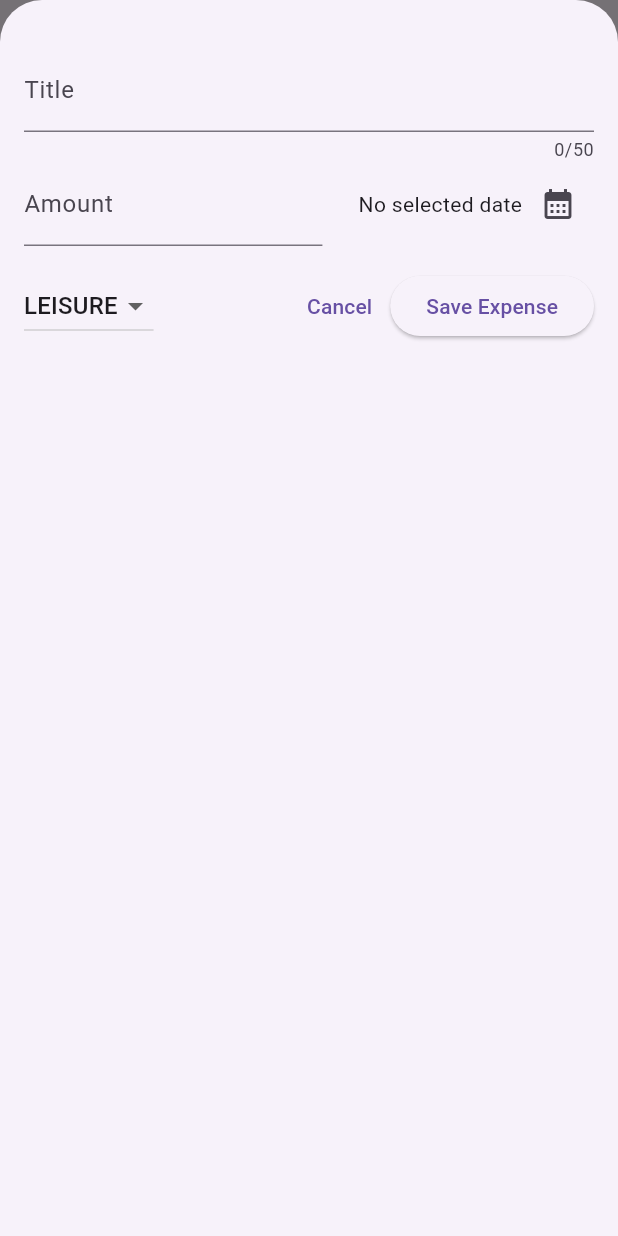
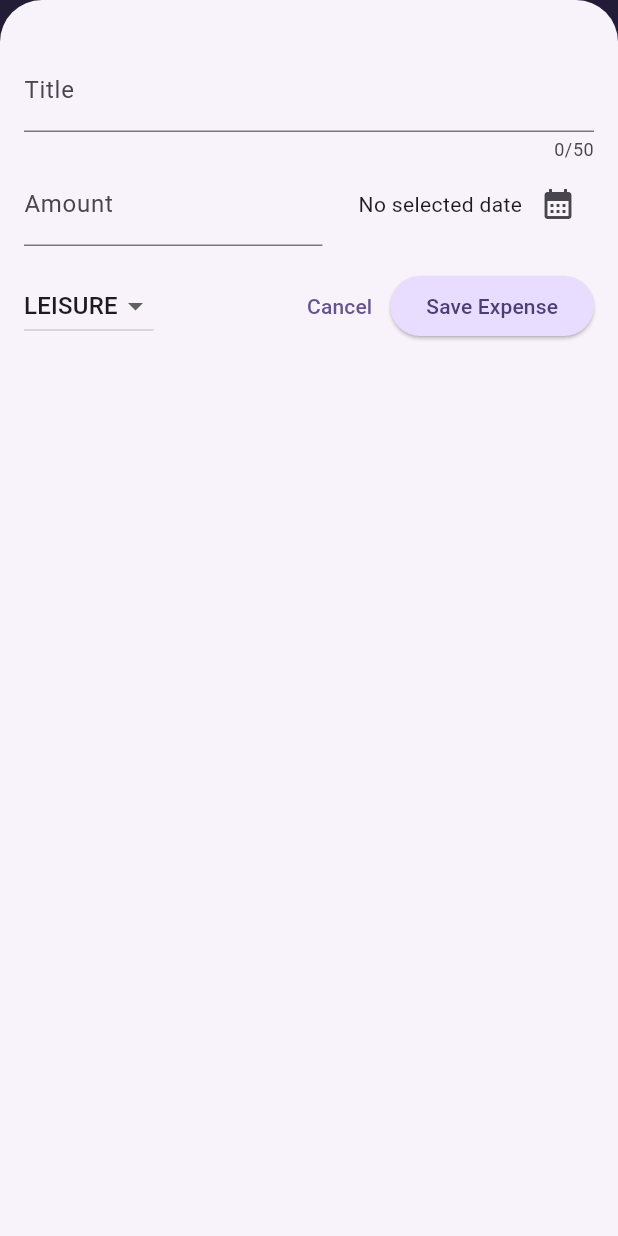
Before and after one commit to alianhakim9/flutter_expenses_tracker, a Flutter app: the screen it shows after launch, after a tap on the "add" icon, on a phone screen of 412 x 824 dp. Run offline on Flutter 3.47's test engine with Material 3 defaults, Android fonts, the phone set to English and light mode, and no system bars.

Commit message:
Theming app

```diff
--- a/analysis_options.yaml
+++ b/analysis_options.yaml
@@ -26,5 +26,9 @@ linter:
   rules:
     # avoid_print: false  # Uncomment to disable the `avoid_print` rule
     # prefer_single_quotes: true  # Uncomment to enable the `prefer_single_quotes` rule
+    always_use_package_imports: true
+    avoid_print: true
+    prefer_single_quotes: true
+    prefer_const_constructors: true
 # Additional information about this file can be found at
 # https://dart.dev/guides/language/analysis-options
--- a/lib/main.dart
+++ b/lib/main.dart
@@ -2,10 +2,62 @@ import 'package:flutter/material.dart';
 
 import 'package:expense_tracker/widgets/expenses.dart';
 
+// kXXX -> convention global variable
+final kColorScheme = ColorScheme.fromSeed(
+  seedColor: const Color.fromARGB(255, 96, 59, 181),
+);
+
+final kDarkColorScheme = ColorScheme.fromSeed(
+  brightness: Brightness.dark,
+  seedColor: const Color.fromARGB(255, 5, 99, 125),
+);
+
 void main() {
   runApp(
-    const MaterialApp(
-      home: Expenses(),
+    MaterialApp(
+      darkTheme: ThemeData.dark().copyWith(
+        colorScheme: kDarkColorScheme,
+        cardTheme: const CardThemeData().copyWith(
+          color: kDarkColorScheme.secondaryContainer,
+          margin: const EdgeInsets.symmetric(
+            horizontal: 16,
+            vertical: 8,
+          ),
+        ),
+        elevatedButtonTheme: ElevatedButtonThemeData(
+          style: ElevatedButton.styleFrom(
+            backgroundColor: kDarkColorScheme.primaryContainer,
+            foregroundColor: kDarkColorScheme.onPrimaryContainer,
+          ),
+        ),
+      ),
+      theme: ThemeData().copyWith(
+        colorScheme: kColorScheme,
+        appBarTheme: const AppBarTheme().copyWith(
+          backgroundColor: kColorScheme.onPrimaryContainer,
+          foregroundColor: kColorScheme.primaryContainer,
+        ),
+        cardTheme: const CardThemeData().copyWith(
+          color: kColorScheme.primaryContainer,
+          margin: const EdgeInsets.symmetric(
+            horizontal: 16,
+            vertical: 8,
+          ),
+        ),
+        elevatedButtonTheme: ElevatedButtonThemeData(
+          style: ElevatedButton.styleFrom(
+            backgroundColor: kColorScheme.primaryContainer,
+            foregroundColor: kColorScheme.onPrimaryContainer,
+          ),
+        ),
+        textTheme: ThemeData().textTheme.copyWith(
+          titleLarge: TextStyle(
+            fontWeight: FontWeight.bold,
+            color: kColorScheme.onSecondaryContainer,
+          ),
+        ),
+      ),
+      home: const Expenses(),
     ),
   );
 }
--- a/lib/widgets/expenses.dart
+++ b/lib/widgets/expenses.dart
@@ -14,7 +14,20 @@ class Expenses extends StatefulWidget {
 }
 
 class _ExpensesState extends State<Expenses> {
-  final List<Expense> _regiresteredExpenses = [];
+  final List<Expense> _regiresteredExpenses = [
+    Expense(
+      title: 'Flutter course',
+      amount: 23,
+      date: DateTime.now(),
+      category: Category.leisure,
+    ),
+    Expense(
+      title: 'Laravel course',
+      amount: 16.32,
+      date: DateTime.now(),
+      category: Category.leisure,
+    ),
+  ];
 
   void _openAddExpenseOverlay() {
     showModalBottomSheet(
--- a/lib/widgets/expenses_list/expenses_item.dart
+++ b/lib/widgets/expenses_list/expenses_item.dart
@@ -23,8 +23,8 @@ class ExpensesItem extends StatelessWidget {
           children: [
             Text(
               expense.title,
-              style: TextStyle(
-                fontWeight: FontWeight.bold,
+              style: Theme.of(ctx).textTheme.titleLarge!.copyWith(
+                fontSize: 16,
               ),
             ),
             const SizedBox(
--- a/lib/widgets/expenses_list/expenses_list.dart
+++ b/lib/widgets/expenses_list/expenses_list.dart
@@ -19,6 +19,14 @@ class ExpensesList extends StatelessWidget {
     return ListView.builder(
       itemCount: expenses.length,
       itemBuilder: (ctx, index) => Dismissible(
+        background: Container(
+          color: Theme.of(ctx).colorScheme.error.withValues(
+            alpha: .75,
+          ),
+          margin: EdgeInsets.symmetric(
+            horizontal: Theme.of(ctx).cardTheme.margin!.horizontal,
+          ),
+        ),
         key: ValueKey(
           expenses[index].id,
         ),
--- a/lib/widgets/new_expense.dart
+++ b/lib/widgets/new_expense.dart
@@ -126,7 +126,7 @@ class _NewExpenseState extends State<NewExpense> {
                   ),
                   IconButton(
                     onPressed: _presentDatePicker,
-                    icon: Icon(Icons.calendar_month),
+                    icon: const Icon(Icons.calendar_month),
                   ),
                 ],
               ),
```
